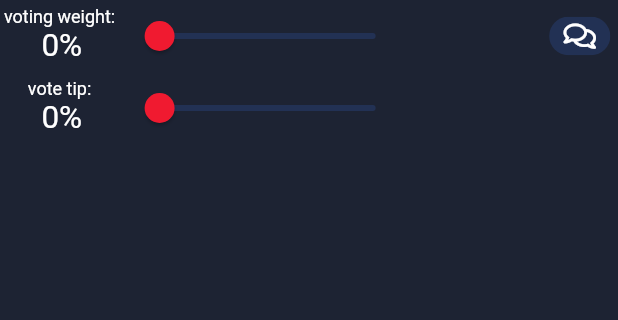
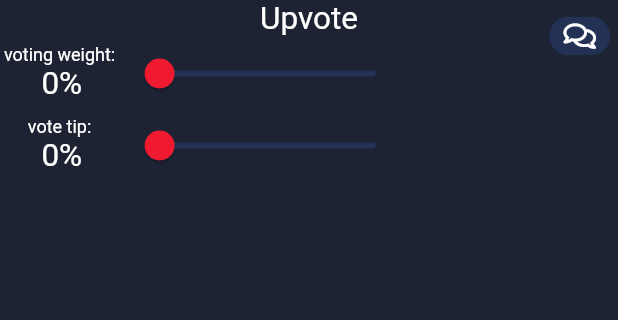
Before and after one commit to dtube/DTubeGo, a Flutter app: the CommentDisplay widget shown alone on an empty page, opened directly with empty values, after a tap on an icon or button, on a phone screen of 412 x 824 dp, the part 45-365 px from its top. Run offline on Flutter 3.47's test engine with Material 2 defaults, Android fonts, the phone set to English and light mode, and no system bars; our stand-ins replace another_flushbar, better_player, bloc, cached_network_image, dio, equatable and 16 more; missing offline and left inert: bs58, bs58check, decorated_icon, disk_space, ecdsa, elliptic and 4 more; accounts and stored records are empty; network calls fail.

Commit message:
fixed vote from feed behaviour #72

```diff
--- a/lib/ui/pages/feeds/PostListCardMainFeed.dart
+++ b/lib/ui/pages/feeds/PostListCardMainFeed.dart
@@ -295,7 +295,7 @@ class _PostListCardMainFeedState extends State<PostListCardMainFeed> {
                         onPressed: () {
                           if (!widget.alreadyVoted) {
                             navigateToPostDetailPage(
-                                context, widget.author, widget.link, "vote");
+                                context, widget.author, widget.link, "upvote");
                           }
                         },
                       ),
@@ -316,8 +316,8 @@ class _PostListCardMainFeedState extends State<PostListCardMainFeed> {
                         ),
                         onPressed: () {
                           if (!widget.alreadyVoted) {
-                            navigateToPostDetailPage(
-                                context, widget.author, widget.link, "vote");
+                            navigateToPostDetailPage(context, widget.author,
+                                widget.link, "downvote");
                           }
                         },
                       ),
--- a/lib/ui/pages/post/postDetailPageV2.dart
+++ b/lib/ui/pages/post/postDetailPageV2.dart
@@ -327,7 +327,7 @@ class _PostDetailsState extends State<PostDetails> {
                                     currentVT: _currentVT,
                                     scale: 1,
                                     isPost: true,
-                                    focusVote: widget.directFocus == "vote");
+                                    focusVote: widget.directFocus);
                               } else {
                                 return SizedBox(height: 0);
                               }
--- a/lib/ui/pages/post/widgets/Comments.dart
+++ b/lib/ui/pages/post/widgets/Comments.dart
@@ -60,7 +60,7 @@ class CommentDisplay extends StatelessWidget {
                 currentVT: _currentVT,
                 scale: 0.8,
                 isPost: false,
-                focusVote: false,
+                focusVote: "",
               ),
               Align(
                 alignment: Alignment.topRight,
@@ -119,7 +119,7 @@ class CommentDisplay extends StatelessWidget {
               currentVT: _currentVT,
               scale: 0.8,
               isPost: false,
-              focusVote: false,
+              focusVote: "",
             ),
             Align(
               alignment: Alignment.topRight,
--- a/lib/ui/pages/post/widgets/VoteButtons.dart
+++ b/lib/ui/pages/post/widgets/VoteButtons.dart
@@ -33,7 +33,7 @@ class VotingButtons extends StatefulWidget {
   final List<Votes>? downvotes;
   final bool alreadyVoted;
   final bool alreadyVotedDirection;
-  final bool focusVote;
+  final String focusVote;
 
   final double defaultVotingWeight;
   final double defaultVotingTip;
@@ -60,7 +60,13 @@ class _VotingButtonsState extends State<VotingButtons> {
         (_currentVT.toDouble() * (widget.defaultVotingWeight / 100))
             .floor()
             .toString());
-    _upvotePressed = widget.focusVote;
+    if (widget.focusVote.contains("vote")) {
+      if (widget.focusVote == "upvote") {
+        _upvotePressed = true;
+      } else {
+        _downvotePressed = true;
+      }
+    }
   }
 
   @override
@@ -209,7 +215,11 @@ class _VotingSliderState extends State<VotingSlider> {
         }
       },
       child: !_sendButtonPressed
-          ? Row(
+          ? Column(
+              children: [
+                Text(widget.downvote ? "Downvote" : "Upvote",
+                    style: Theme.of(context).textTheme.headline3),
+                Row(
                   mainAxisAlignment: MainAxisAlignment.spaceBetween,
                   children: [
                     Container(
@@ -222,19 +232,22 @@ class _VotingSliderState extends State<VotingSlider> {
                                 Container(
                                   width: deviceWidth * 0.2,
                                   child: Column(
-                                crossAxisAlignment: CrossAxisAlignment.center,
+                                    crossAxisAlignment:
+                                        CrossAxisAlignment.center,
                                     children: [
                                       Text(
                                         "voting weight: ",
-                                    style: Theme.of(context).textTheme.caption,
+                                        style:
+                                            Theme.of(context).textTheme.caption,
                                       ),
                                       Text(
                                         (_vpValue.floor() *
                                                     (widget.downvote ? -1 : 1))
                                                 .toString() +
                                             '%',
-                                    style:
-                                        Theme.of(context).textTheme.headline3,
+                                        style: Theme.of(context)
+                                            .textTheme
+                                            .headline3,
                                       ),
                                     ],
                                   ),
@@ -273,7 +286,8 @@ class _VotingSliderState extends State<VotingSlider> {
                                                   .caption,
                                             ),
                                             Text(
-                                          _tipValue.floor().toString() + '%',
+                                              _tipValue.floor().toString() +
+                                                  '%',
                                               style: Theme.of(context)
                                                   .textTheme
                                                   .headline3,
@@ -285,7 +299,8 @@ class _VotingSliderState extends State<VotingSlider> {
                                         min: 0.0,
                                         max: 100.0,
                                         value: _tipValue,
-                                    label: _tipValue.floor().toString() + "%",
+                                        label:
+                                            _tipValue.floor().toString() + "%",
                                         //divisions: 20,
                                         inactiveColor: globalBlue,
                                         activeColor: globalRed,
@@ -326,7 +341,8 @@ class _VotingSliderState extends State<VotingSlider> {
                                       author: widget.author,
                                       link: widget.link,
                                       tag: _tagController.value.text,
-                                  vt: voteValue * (widget.downvote ? -1 : 1),
+                                      vt: voteValue *
+                                          (widget.downvote ? -1 : 1),
                                     );
 
                                     if (_tipValue > 0) {
@@ -339,10 +355,11 @@ class _VotingSliderState extends State<VotingSlider> {
                                               (widget.downvote ? -1 : 1),
                                           tip: _tipValue.floor());
                                     }
-                                Transaction newTx =
-                                    Transaction(type: _txType, data: txdata);
+                                    Transaction newTx = Transaction(
+                                        type: _txType, data: txdata);
 
-                                _txBloc.add(SignAndSendTransactionEvent(newTx));
+                                    _txBloc.add(
+                                        SignAndSendTransactionEvent(newTx));
                                     setState(() {
                                       _sendButtonPressed = true;
                                     });
@@ -358,6 +375,8 @@ class _VotingSliderState extends State<VotingSlider> {
                       ),
                     ),
                   ],
+                ),
+              ],
             )
           : Center(
               child: Padding(
```
Lines whose indentation alone changed are shown as unchanged.
